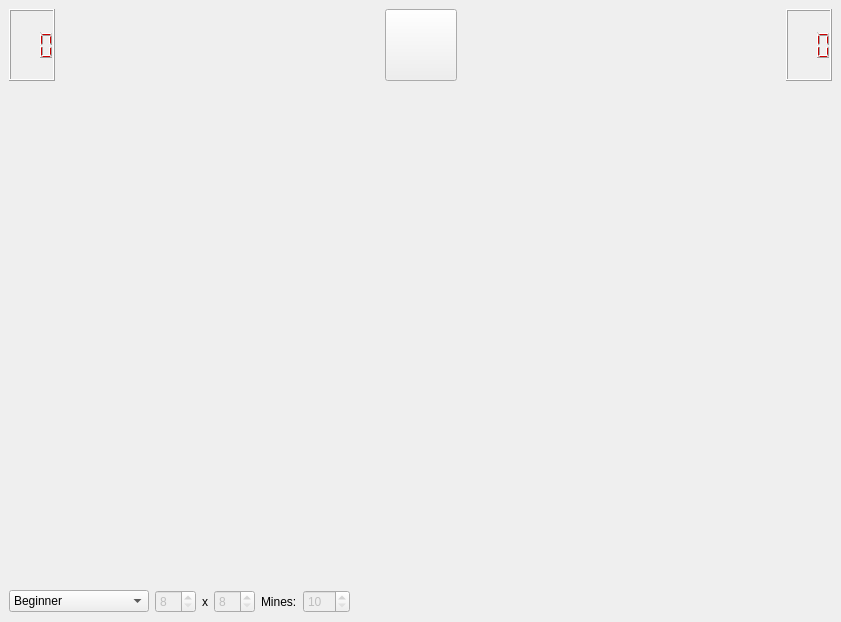
The window that src/MainWindow.ui (bakedroll/minesweeper) describes before a commit, drawn with Qt 5.
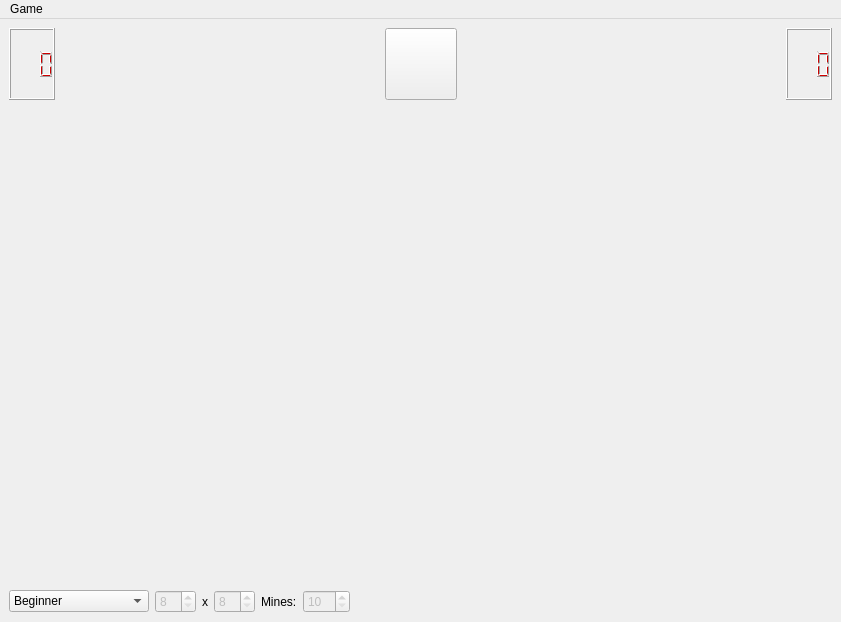
The same window after the commit.

Commit message: added menu button to show highscore

The edit to the form file:
```diff
--- a/src/MainWindow.ui
+++ b/src/MainWindow.ui
@@ -250,6 +250,35 @@
     </item>
    </layout>
   </widget>
+  <widget class="QMenuBar" name="menuBar">
+   <property name="geometry">
+    <rect>
+     <x>0</x>
+     <y>0</y>
+     <width>841</width>
+     <height>36</height>
+    </rect>
+   </property>
+   <widget class="QMenu" name="menuGame">
+    <property name="title">
+     <string>Game</string>
+    </property>
+    <addaction name="actionHighscore"/>
+    <addaction name="separator"/>
+    <addaction name="actionExit"/>
+   </widget>
+   <addaction name="menuGame"/>
+  </widget>
+  <action name="actionHighscore">
+   <property name="text">
+    <string>Show Highscore...</string>
+   </property>
+  </action>
+  <action name="actionExit">
+   <property name="text">
+    <string>Exit</string>
+   </property>
+  </action>
  </widget>
  <resources/>
  <connections/>
```
The commit also changes 1 other file.
